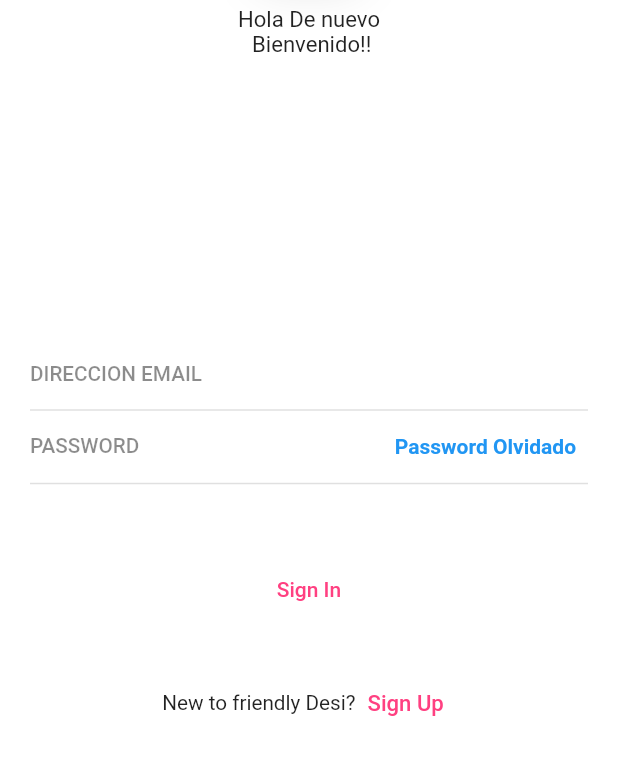
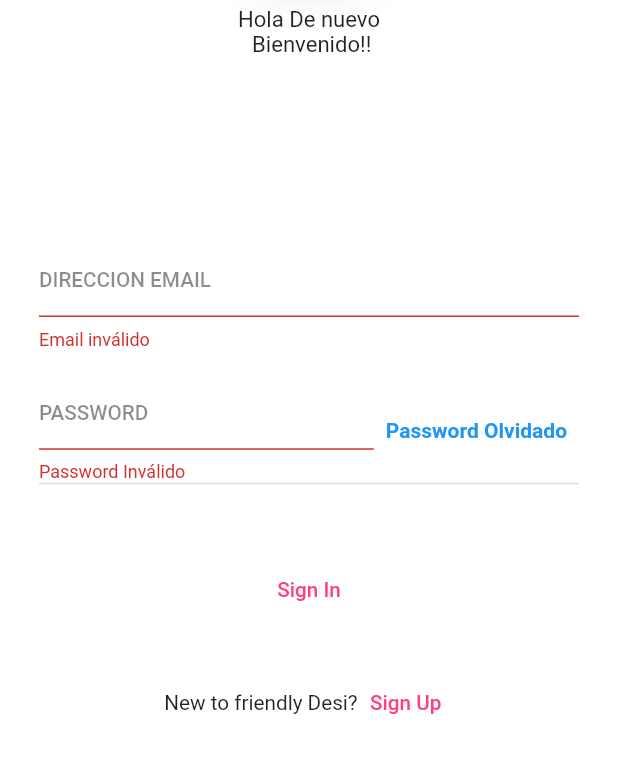
Before and after one commit to arodriguezgim/Flutter_avanzado, a Flutter app: the screen it shows after launch, after a tap on "Sign In", on a phone screen of 412 x 824 dp, the part 314-1089 px from its top. Run offline on Flutter 3.47's test engine with Material 2 defaults, Android fonts, the phone set to English and light mode, and no system bars; our stand-ins replace flutter_svg.

Commit message:
registro1

```diff
--- a/flutter_avanzado/flutter_api_rest/lib/main.dart
+++ b/flutter_avanzado/flutter_api_rest/lib/main.dart
@@ -1,6 +1,7 @@
 import 'package:flutter/material.dart';
-import 'package:flutter_api_rest/pages/home_page.dart';
+import 'package:flutter_api_rest/pages/login_page.dart';
 import 'package:flutter/services.dart';
+import 'package:flutter_api_rest/pages/register_page.dart';
 
 void main() {
   runApp(MyApp());
@@ -18,7 +19,10 @@ class MyApp extends StatelessWidget {
         primarySwatch: Colors.blue,
         visualDensity: VisualDensity.adaptivePlatformDensity,
       ),
-      home: HomePage(),
+      home: LoginPage(),
+      routes: {
+        RegisterPage.routeName: (_) => RegisterPage(),
+      },
     );
   }
 }
--- /dev/null
+++ b/flutter_avanzado/flutter_api_rest/lib/pages/login_page.dart
@@ -0,0 +1,77 @@
+import 'package:flutter/material.dart';
+import 'package:flutter_api_rest/utils/responsive.dart';
+import 'package:flutter_api_rest/widgets/circle.dart';
+import 'package:flutter_api_rest/widgets/icon_container.dart';
+import 'package:flutter_api_rest/widgets/login_form.dart';
+
+class LoginPage extends StatefulWidget {
+  static const routeName = 'login';
+  @override
+  _LoginPageState createState() => _LoginPageState();
+}
+
+class _LoginPageState extends State<LoginPage> {
+  static const routeName = 'login';
+  @override
+  Widget build(BuildContext context) {
+    final Responsive responsive = Responsive.of(context);
+
+    //final Size size = MediaQuery.of(context).size;
+    final double pinkSize = responsive.wp(80);
+    final double orangeSize = responsive.wp(57);
+
+    return Scaffold(
+      body: GestureDetector(
+        onTap: () {
+          //Minimizo el teclado si toco fuera
+          FocusScope.of(context).unfocus();
+        },
+        child: SingleChildScrollView(
+          child: Container(
+            width: double.infinity,
+            height: responsive.height,
+            color: Colors.white,
+            child: Stack(
+              alignment: Alignment.center,
+              children: [
+                Positioned(
+                    top: -pinkSize * 0.4,
+                    right: -pinkSize * 0.2,
+                    child: Circle(
+                      size: pinkSize,
+                      colors: [Colors.pinkAccent, Colors.pink],
+                    )),
+                Positioned(
+                    top: -orangeSize * 0.55,
+                    left: -orangeSize * 0.15,
+                    child: Circle(
+                      size: orangeSize,
+                      colors: [Colors.orange, Colors.deepOrangeAccent],
+                    )),
+                Positioned(
+                  top: pinkSize * 0.35,
+                  child: Column(
+                    children: [
+                      IconContainer(
+                        size: responsive.wp(17),
+                      ),
+                      SizedBox(
+                        height: responsive.dp(3),
+                      ),
+                      Text(
+                        "Hola De nuevo \n Bienvenido!!",
+                        textAlign: TextAlign.center,
+                        style: TextStyle(fontSize: responsive.dp(1.6)),
+                      )
+                    ],
+                  ),
+                ),
+                LoginForm()
+              ],
+            ),
+          ),
+        ),
+      ),
+    );
+  }
+}
--- a/flutter_avanzado/flutter_api_rest/lib/pages/home_page.dart
+++ b/flutter_avanzado/flutter_api_rest/lib/pages/register_page.dart
@@ -2,14 +2,14 @@ import 'package:flutter/material.dart';
 import 'package:flutter_api_rest/utils/responsive.dart';
 import 'package:flutter_api_rest/widgets/circle.dart';
 import 'package:flutter_api_rest/widgets/icon_container.dart';
-import 'package:flutter_api_rest/widgets/login_form.dart';
 
-class HomePage extends StatefulWidget {
+class RegisterPage extends StatefulWidget {
+  static const routeName = 'register';
   @override
-  _HomePageState createState() => _HomePageState();
+  _RegisterPageState createState() => _RegisterPageState();
 }
 
-class _HomePageState extends State<HomePage> {
+class _RegisterPageState extends State<RegisterPage> {
   @override
   Widget build(BuildContext context) {
     final Responsive responsive = Responsive.of(context);
@@ -64,7 +64,6 @@ class _HomePageState extends State<HomePage> {
                     ],
                   ),
                 ),
-                LoginForm()
               ],
             ),
           ),
--- a/flutter_avanzado/flutter_api_rest/lib/utils/responsive.dart
+++ b/flutter_avanzado/flutter_api_rest/lib/utils/responsive.dart
@@ -4,10 +4,12 @@ import 'dart:math' as math;
 class Responsive {
   //Guardo el ancho, alto y diagonal del dispositivo.
   double _width, _height, _diagonal;
+  bool _isTablet;
 
   double get width => _width;
   double get height => _height;
   double get diagonal => _diagonal;
+  bool get isTablet => _isTablet;
 
   static Responsive of(BuildContext context) => Responsive(context);
 
@@ -18,6 +20,8 @@ class Responsive {
     //Uso pitagoras para calcular la diagonal
     //c2 = a2 + b2
     this._diagonal = math.sqrt(math.pow(_width, 2) + math.pow(_height, 2));
+
+    this._isTablet = size.shortestSide >= 600;
   }
 
   //Obtener el x% de la altura, diagonal, etc.
--- a/flutter_avanzado/flutter_api_rest/lib/widgets/input_text.dart
+++ b/flutter_avanzado/flutter_api_rest/lib/widgets/input_text.dart
@@ -5,12 +5,16 @@ class InputText extends StatelessWidget {
   final TextInputType keyboardType;
   final bool obscureText, borderEnabled;
   final double fontSize;
+  final void Function(String text) onChanged;
+  final String Function(String text) validator;
   const InputText(
       {Key key,
       this.label = '',
       this.keyboardType = TextInputType.text,
       this.obscureText = false,
       this.borderEnabled = true,
+      this.onChanged,
+      this.validator,
       this.fontSize = 15.0})
       : super(key: key);
   @override
@@ -18,6 +22,10 @@ class InputText extends StatelessWidget {
     return TextFormField(
       keyboardType: this.keyboardType,
       obscureText: this.obscureText,
+      validator: this.validator,
+      onChanged: (text) {
+        print(":::::::: $text");
+      },
       style: TextStyle(fontSize: this.fontSize),
       decoration: InputDecoration(
           contentPadding: EdgeInsets.symmetric(vertical: 5),
--- a/flutter_avanzado/flutter_api_rest/lib/widgets/login_form.dart
+++ b/flutter_avanzado/flutter_api_rest/lib/widgets/login_form.dart
@@ -8,20 +8,50 @@ class LoginForm extends StatefulWidget {
 }
 
 class _LoginFormState extends State<LoginForm> {
+  GlobalKey<FormState> _formKey = GlobalKey();
+  String _email = "";
+  String _password = "";
+
+  _submit() {
+    // Cuando pulso el boton Sign In
+    final isOk = _formKey.currentState.validate();
+    //print("form is Ok: $isOk");
+    if (isOk) {
+      // Adelante
+    }
+  }
+
   @override
   Widget build(BuildContext context) {
     final Responsive responsive = Responsive.of(context);
 
     return Positioned(
       bottom: 30,
-      left: 20,
-      right: 20,
+      child: Container(
+        constraints: BoxConstraints(
+          maxWidth: responsive.isTablet ? 430 : 360,
+          minWidth: 350,
+        ),
+        child: Form(
+          key: _formKey,
           child: Column(
             children: [
               InputText(
                 keyboardType: TextInputType.emailAddress,
                 label: 'DIRECCION EMAIL',
-            fontSize: responsive.dp(1.5),
+                fontSize: responsive.dp(responsive.isTablet ? 1.2 : 1.5),
+                onChanged: (text) {
+                  _email = text;
+                },
+                validator: (text) {
+                  if (!text.contains("@")) {
+                    return "Email inválido";
+                  }
+                  return null;
+                },
+              ),
+              SizedBox(
+                height: responsive.dp(2),
               ),
               Container(
                 decoration: BoxDecoration(
@@ -33,7 +63,17 @@ class _LoginFormState extends State<LoginForm> {
                         label: 'PASSWORD',
                         obscureText: true,
                         borderEnabled: false,
-                    fontSize: responsive.dp(1.5),
+                        fontSize:
+                            responsive.dp(responsive.isTablet ? 1.2 : 1.5),
+                        onChanged: (text) {
+                          _password = text;
+                        },
+                        validator: (text) {
+                          if (text.trim().length == 0) {
+                            return "Password Inválido";
+                          }
+                          return null;
+                        },
                       ),
                     ),
                     TextButton(
@@ -56,8 +96,13 @@ class _LoginFormState extends State<LoginForm> {
                       foregroundColor:
                           MaterialStateProperty.all<Color>(Colors.pinkAccent),
                     ),
-                onPressed: () {},
-                child: Text('Sign In'),
+                    onPressed: _submit,
+                    child: Text(
+                      'Sign In',
+                      style: TextStyle(
+                          fontSize:
+                              responsive.dp(responsive.isTablet ? 1.2 : 1.5)),
+                    ),
                   )),
               SizedBox(
                 height: responsive.dp(3),
@@ -70,11 +115,14 @@ class _LoginFormState extends State<LoginForm> {
                     style: TextStyle(fontSize: responsive.dp(1.5)),
                   ),
                   TextButton(
-                onPressed: () {},
+                    onPressed: () {
+                      Navigator.pushNamed(context, 'register');
+                    },
                     child: Text(
                       'Sign Up',
                       style: TextStyle(
-                      color: Colors.pinkAccent, fontSize: responsive.dp(1.6)),
+                          color: Colors.pinkAccent,
+                          fontSize: responsive.dp(1.5)),
                     ),
                   )
                 ],
@@ -84,6 +132,8 @@ class _LoginFormState extends State<LoginForm> {
               ),
             ],
           ),
+        ),
+      ),
     );
   }
 }
```
Lines whose indentation alone changed are shown as unchanged.
